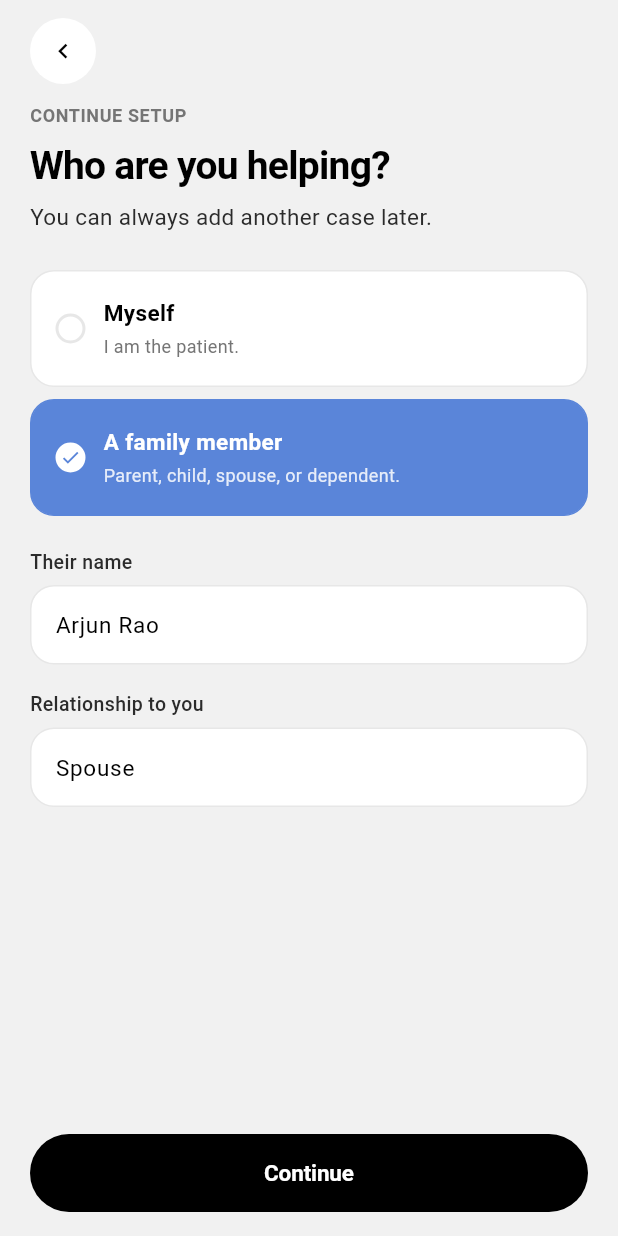
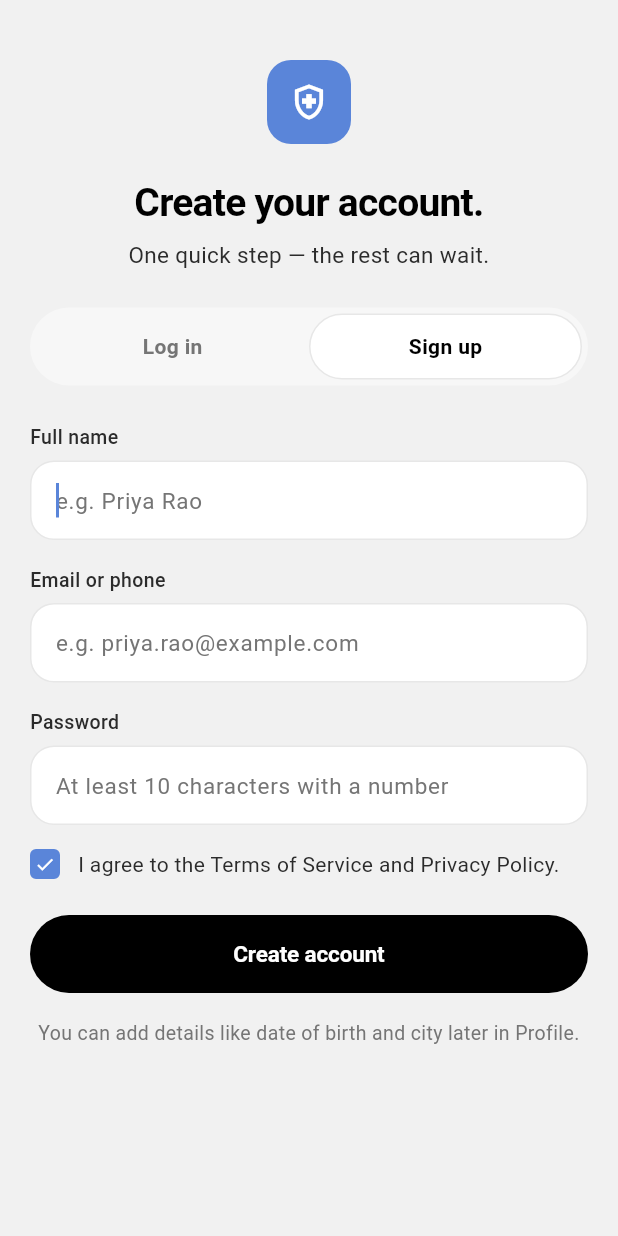
Before and after one commit to student-arch/lifebridge, a Flutter app: the GetStartedScreen screen opened directly, after a tap on "Create my account", on a phone screen of 412 x 824 dp. Run offline on Flutter 3.47's test engine with Material 3 defaults, Android fonts, the phone set to English and light mode, and no system bars.

Commit message:
Simplify launch flow to unified auth screen, fix white-screen crashes, refresh splash
- Add AuthScreen (/auth) with Log in / Sign up tabs; splash, auth guard,
  sign-out and session-expiry now route straight to it
- Bypass Welcome/Onboarding/GetStarted/UserType and the 5-step registration
  chain on the launch path (routes kept registered; profile details deferred
  to Profile > Edit profile, Settings, case-creation flow)
- Fix RenderFlex white-screen crashes: LbCheckbox directly in Row
  (auth/login), baseline Row without textBaseline, Spacer in scrollable,
  OTP narrow-screen overflows
- Redesign splash with animated gradient logo, glow wash and progress section
- Disable Impeller in Android manifest (blank frames on Mali GPU)

```diff
--- a/lib/router.dart
+++ b/lib/router.dart
@@ -2,6 +2,7 @@ import 'package:flutter/material.dart';
 import 'shell.dart';
 import 'screens/splash_01.dart';
 import 'screens/get_started_06_07.dart';
+import 'screens/auth_08.dart';
 import 'screens/login_08.dart';
 import 'screens/register_15_21.dart';
 import 'screens/home_22_25.dart';
@@ -40,6 +41,7 @@ class AppRouter {
     '/onboarding/3': (_) => const Onboarding3Screen(),
     '/get-started': (_) => const GetStartedScreen(),
     '/user-type': (_) => const UserTypeScreen(),
+    '/auth': (_) => const AuthScreen(),
     '/login': (_) => const LoginScreen(),
     '/login-phone': (_) => const LoginPhoneScreen(),
     '/login-otp': (_) => const LoginOtpScreen(),
--- /dev/null
+++ b/lib/screens/auth_08.dart
@@ -0,0 +1,227 @@
+import 'package:flutter/material.dart';
+import '../../core/theme/theme.dart';
+import '../../state/app_state.dart';
+import '../../widgets/components.dart';
+
+/// Single authentication entry point reached straight after the splash.
+///
+/// Two tabs share one screen:
+///   tab 0 — Log in (email/phone + password, the essentials only)
+///   tab 1 — Sign up (name + email/phone + password, the essentials only)
+///
+/// Everything else (date of birth, city, patient details, permissions) is
+/// deliberately NOT asked here — it can be completed later via
+/// Profile > Edit profile, Settings, or the case-creation flow.
+///
+/// Open a specific tab with:
+///   Navigator.pushNamed(context, '/auth', arguments: {'tab': 1});
+class AuthScreen extends StatefulWidget {
+  const AuthScreen({super.key});
+  @override
+  State<AuthScreen> createState() => _AuthScreenState();
+}
+
+class _AuthScreenState extends State<AuthScreen> {
+  int _tab = 0;
+  bool _tabInit = false;
+
+  // Log-in fields.
+  final _loginId = TextEditingController(text: 'arjun.rao@example.com');
+  final _loginPass = TextEditingController(text: '••••••••••');
+  bool _remember = true;
+
+  // Sign-up fields (essentials only).
+  final _name = TextEditingController();
+  final _signupId = TextEditingController();
+  final _signupPass = TextEditingController();
+  bool _agree = true;
+
+  @override
+  void didChangeDependencies() {
+    super.didChangeDependencies();
+    if (!_tabInit) {
+      _tabInit = true;
+      final args = ModalRoute.of(context)?.settings.arguments;
+      if (args is Map && args['tab'] == 1) _tab = 1;
+    }
+  }
+
+  @override
+  void dispose() {
+    _loginId.dispose();
+    _loginPass.dispose();
+    _name.dispose();
+    _signupId.dispose();
+    _signupPass.dispose();
+    super.dispose();
+  }
+
+  void _goHome() {
+    Navigator.pushNamedAndRemoveUntil(context, '/home', (_) => false);
+  }
+
+  void _logIn() {
+    AppScope.read(context).signIn();
+    _goHome();
+  }
+
+  void _signUp() {
+    final s = AppScope.read(context);
+    final id = _signupId.text.trim();
+    final name = _name.text.trim().isEmpty ? 'New User' : _name.text.trim();
+    if (id.contains('@')) {
+      s.updateUser(name: name, email: id);
+    } else {
+      s.updateUser(name: name, phone: id);
+    }
+    s.completeRegistration();
+    s.completeOnboarding();
+    _goHome();
+  }
+
+  @override
+  Widget build(BuildContext context) {
+    return Scaffold(
+      backgroundColor: LbColors.bg,
+      body: SafeArea(
+        child: SingleChildScrollView(
+          padding: const EdgeInsets.fromLTRB(20, 16, 20, 24),
+          child: Column(
+            crossAxisAlignment: CrossAxisAlignment.stretch,
+            children: [
+              const SizedBox(height: 24),
+              Center(
+                child: Container(
+                  width: 56,
+                  height: 56,
+                  decoration: BoxDecoration(color: LbColors.accent, borderRadius: BorderRadius.circular(16)),
+                  alignment: Alignment.center,
+                  child: const Icon(Icons.health_and_safety_outlined, color: LbColors.surface, size: 28),
+                ),
+              ),
+              const SizedBox(height: 24),
+              LbH1(_tab == 0 ? 'Welcome back.' : 'Create your account.', align: TextAlign.center),
+              const SizedBox(height: 8),
+              LbBody(
+                _tab == 0 ? 'Continue where you left off.' : 'One quick step — the rest can wait.',
+                color: LbColors.fg2,
+                align: TextAlign.center,
+              ),
+              const SizedBox(height: 24),
+              _SegmentedTab(
+                selected: _tab,
+                onTap: (i) => setState(() => _tab = i),
+              ),
+              const SizedBox(height: 24),
+              if (_tab == 0) ..._loginBody(context) else ..._signupBody(context),
+            ],
+          ),
+        ),
+      ),
+    );
+  }
+
+  List<Widget> _loginBody(BuildContext context) {
+    return [
+      LbField(label: 'Email or phone', controller: _loginId),
+      const SizedBox(height: 16),
+      LbField(label: 'Password', controller: _loginPass, obscure: true),
+      const SizedBox(height: 12),
+      Row(
+        children: [
+          Expanded(
+            child: LbCheckbox(
+              label: 'Remember me',
+              value: _remember,
+              onChanged: (v) => setState(() => _remember = v),
+            ),
+          ),
+          const SizedBox(width: 12),
+          GestureDetector(
+            onTap: () => Navigator.pushNamed(context, '/forgot'),
+            child: const Text('Forgot password?', style: TextStyle(fontSize: 13, color: LbColors.accent, fontWeight: FontWeight.w600)),
+          ),
+        ],
+      ),
+      const SizedBox(height: 24),
+      LbButton(label: 'Log in', onTap: _logIn),
+      const SizedBox(height: 20),
+      Row(
+        children: [
+          const Expanded(child: Divider(color: LbColors.borderSoft, height: 1)),
+          Padding(padding: const EdgeInsets.symmetric(horizontal: 12), child: LbMeta('or')),
+          const Expanded(child: Divider(color: LbColors.borderSoft, height: 1)),
+        ],
+      ),
+      const SizedBox(height: 20),
+      LbButton(
+        label: 'Continue with phone',
+        variant: LbButtonVariant.secondary,
+        leadingIcon: Icons.grid_view_outlined,
+        onTap: () => Navigator.pushNamed(context, '/login-phone'),
+      ),
+    ];
+  }
+
+  List<Widget> _signupBody(BuildContext context) {
+    return [
+      LbField(label: 'Full name', hint: 'e.g. Priya Rao', controller: _name, autofocus: true),
+      const SizedBox(height: 16),
+      LbField(label: 'Email or phone', hint: 'e.g. priya.rao@example.com', controller: _signupId, keyboardType: TextInputType.emailAddress),
+      const SizedBox(height: 16),
+      LbField(label: 'Password', hint: 'At least 10 characters with a number', controller: _signupPass, obscure: true),
+      const SizedBox(height: 16),
+      LbCheckbox(
+        label: 'I agree to the Terms of Service and Privacy Policy.',
+        value: _agree,
+        onChanged: (v) => setState(() => _agree = v),
+      ),
+      const SizedBox(height: 24),
+      LbButton(label: 'Create account', onTap: _signUp),
+      const SizedBox(height: 16),
+      LbBody('You can add details like date of birth and city later in Profile.', color: LbColors.muted, size: 13, align: TextAlign.center),
+    ];
+  }
+}
+
+class _SegmentedTab extends StatelessWidget {
+  final int selected;
+  final ValueChanged<int> onTap;
+  const _SegmentedTab({required this.selected, required this.onTap});
+
+  @override
+  Widget build(BuildContext context) {
+    return Container(
+      padding: const EdgeInsets.all(4),
+      decoration: BoxDecoration(color: LbColors.surface2, borderRadius: BorderRadius.circular(999)),
+      child: Row(
+        children: [
+          _segItem(0, 'Log in'),
+          _segItem(1, 'Sign up'),
+        ],
+      ),
+    );
+  }
+
+  Widget _segItem(int index, String label) {
+    final active = selected == index;
+    return Expanded(
+      child: GestureDetector(
+        onTap: () => onTap(index),
+        child: Container(
+          height: 44,
+          alignment: Alignment.center,
+          decoration: BoxDecoration(
+            color: active ? LbColors.surface : Colors.transparent,
+            borderRadius: BorderRadius.circular(999),
+            border: active ? Border.all(color: LbColors.border) : null,
+          ),
+          child: Text(
+            label,
+            style: TextStyle(fontSize: 14, fontWeight: FontWeight.w600, color: active ? LbColors.fg : LbColors.muted),
+          ),
+        ),
+      ),
+    );
+  }
+}
--- a/lib/screens/get_started_06_07.dart
+++ b/lib/screens/get_started_06_07.dart
@@ -55,11 +55,11 @@ class _GetStartedScreenState extends State<GetStartedScreen> {
               child: Column(
                 mainAxisSize: MainAxisSize.min,
                 children: [
-                  LbButton(label: 'Create my account', onTap: () => Navigator.pushNamed(context, '/user-type')),
+                  LbButton(label: 'Create my account', onTap: () => Navigator.pushReplacementNamed(context, '/auth', arguments: const {'tab': 1})),
                   const SizedBox(height: 12),
                   Center(
                     child: GestureDetector(
-                      onTap: () => Navigator.pushNamed(context, '/login'),
+                      onTap: () => Navigator.pushReplacementNamed(context, '/auth', arguments: const {'tab': 0}),
                       child: const Text.rich(
                         TextSpan(
                           text: 'Already have an account? ',
--- a/lib/screens/home_22_25.dart
+++ b/lib/screens/home_22_25.dart
@@ -628,7 +628,7 @@ class HomeActiveScreen extends StatelessWidget {
                               const SizedBox(height: 6),
                               Row(
                                 crossAxisAlignment: CrossAxisAlignment.baseline,
-
+                                textBaseline: TextBaseline.alphabetic,
                                 children: const [
                                   LbNumber('Day 2', size: 20),
                                   SizedBox(width: 4),
@@ -853,7 +853,6 @@ class HomeAttentionScreen extends StatelessWidget {
                 iconColor: LbColors.accent,
                 iconBg: LbColors.surface,
               ),
-              const Spacer(),
               const SizedBox(height: 16),
               LbButton(label: 'Start with cost breakdown', onTap: () => Navigator.pushNamed(context, '/docs/upload')),
             ],
--- a/lib/screens/profile_135_147.dart
+++ b/lib/screens/profile_135_147.dart
@@ -907,7 +907,7 @@ class SignOutScreen extends StatelessWidget {
               const Spacer(),
               LbButton(label: 'Sign out', variant: LbButtonVariant.danger, onTap: () {
                 AppScope.read(context).signOut();
-                Navigator.pushNamedAndRemoveUntil(context, '/login', (_) => false);
+                Navigator.pushNamedAndRemoveUntil(context, '/auth', (_) => false);
               }),
               const SizedBox(height: 8),
               LbButton(label: 'Cancel', variant: LbButtonVariant.secondary, onTap: () => Navigator.pop(context)),
--- a/lib/screens/states_155_165.dart
+++ b/lib/screens/states_155_165.dart
@@ -484,9 +484,9 @@ class SessionExpiredScreen extends StatelessWidget {
               const Spacer(),
               LbBody("Frequent sign-outs? Try increasing your session length in Settings.", color: LbColors.muted, size: 12, align: TextAlign.center),
               const SizedBox(height: 16),
-              LbButton(label: 'Sign in', onTap: () => Navigator.pushReplacementNamed(context, '/login')),
+              LbButton(label: 'Sign in', onTap: () => Navigator.pushReplacementNamed(context, '/auth')),
               const SizedBox(height: 8),
-              LbButton(label: 'Use Face ID', variant: LbButtonVariant.secondary, onTap: () => Navigator.pushReplacementNamed(context, '/login')),
+              LbButton(label: 'Use Face ID', variant: LbButtonVariant.secondary, onTap: () => Navigator.pushReplacementNamed(context, '/auth')),
             ],
           ),
         ),
--- a/lib/shell.dart
+++ b/lib/shell.dart
@@ -45,7 +45,7 @@ class _MainShellState extends State<MainShell> {
   void _enforceAuth() {
     if (!mounted || _state == null) return;
     if (!_state!.signedIn) {
-      Navigator.pushNamedAndRemoveUntil(context, '/welcome', (_) => false);
+      Navigator.pushNamedAndRemoveUntil(context, '/auth', (_) => false);
     }
   }
 
```
Also changed, not shown: lib/screens/login_08.dart (+10 -8 lines), lib/screens/splash_01.dart (+88 -23 lines), 1 other file.
